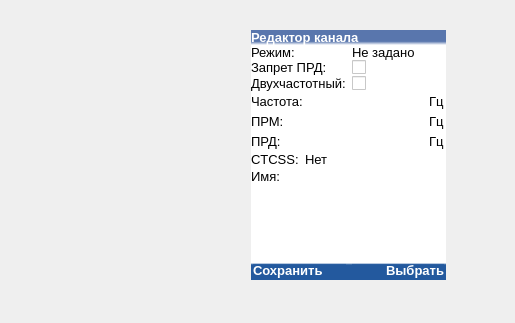
This is mainwindow.ui in COOLIRON2311/azart-p as Qt 5 draws it before an edit; both pictures show x 0 to 515 and y 180 to 503 of the 515 by 955 pixel window. The edited form follows.
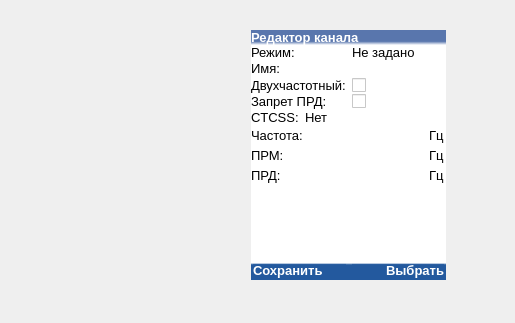
This is the edited form. The open tabs and pages were chosen to show the change. Icons and pictures are not drawn.

The edit to the form file:
```diff
--- a/mainwindow.ui
+++ b/mainwindow.ui
@@ -1140,7 +1140,7 @@
              <item>
               <widget class="QStackedWidget" name="channel_editor_states">
                <property name="currentIndex">
-                <number>1</number>
+                <number>2</number>
                </property>
                <widget class="QWidget" name="empty_state_page">
                 <layout class="QFormLayout" name="formLayout_4">
@@ -1652,7 +1652,485 @@
                  </item>
                 </layout>
                </widget>
-               <widget class="QWidget" name="page"/>
+               <widget class="QWidget" name="CHM50_page">
+                <layout class="QVBoxLayout" name="verticalLayout_23">
+                 <property name="spacing">
+                  <number>1</number>
+                 </property>
+                 <property name="leftMargin">
+                  <number>0</number>
+                 </property>
+                 <property name="topMargin">
+                  <number>0</number>
+                 </property>
+                 <property name="rightMargin">
+                  <number>0</number>
+                 </property>
+                 <property name="bottomMargin">
+                  <number>0</number>
+                 </property>
+                 <item>
+                  <layout class="QHBoxLayout" name="horizontalLayout_25">
+                   <property name="spacing">
+                    <number>6</number>
+                   </property>
+                   <item>
+                    <widget class="QLabel" name="label_46">
+                     <property name="sizePolicy">
+                      <sizepolicy hsizetype="Preferred" vsizetype="Fixed">
+                       <horstretch>0</horstretch>
+                       <verstretch>0</verstretch>
+                      </sizepolicy>
+                     </property>
+                     <property name="font">
+                      <font>
+                       <pointsize>10</pointsize>
+                      </font>
+                     </property>
+                     <property name="text">
+                      <string>Имя:</string>
+                     </property>
+                    </widget>
+                   </item>
+                   <item>
+                    <widget class="QLineEdit" name="channel_name_2">
+                     <property name="sizePolicy">
+                      <sizepolicy hsizetype="Expanding" vsizetype="Fixed">
+                       <horstretch>0</horstretch>
+                       <verstretch>0</verstretch>
+                      </sizepolicy>
+                     </property>
+                     <property name="font">
+                      <font>
+                       <pointsize>10</pointsize>
+                      </font>
+                     </property>
+                     <property name="styleSheet">
+                      <string notr="true"/>
+                     </property>
+                    </widget>
+                   </item>
+                  </layout>
+                 </item>
+                 <item>
+                  <layout class="QHBoxLayout" name="horizontalLayout_27">
+                   <property name="spacing">
+                    <number>6</number>
+                   </property>
+                   <property name="topMargin">
+                    <number>0</number>
+                   </property>
+                   <property name="bottomMargin">
+                    <number>0</number>
+                   </property>
+                   <item>
+                    <widget class="QLabel" name="label_48">
+                     <property name="sizePolicy">
+                      <sizepolicy hsizetype="Preferred" vsizetype="Fixed">
+                       <horstretch>0</horstretch>
+                       <verstretch>0</verstretch>
+                      </sizepolicy>
+                     </property>
+                     <property name="font">
+                      <font>
+                       <pointsize>10</pointsize>
+                      </font>
+                     </property>
+                     <property name="text">
+                      <string>Двухчастотный:</string>
+                     </property>
+                    </widget>
+                   </item>
+                   <item>
+                    <widget class="QCheckBox" name="dualfreq_2">
+                     <property name="styleSheet">
+                      <string notr="true"/>
+                     </property>
+                     <property name="text">
+                      <string/>
+                     </property>
+                    </widget>
+                   </item>
+                  </layout>
+                 </item>
+                 <item>
+                  <layout class="QHBoxLayout" name="horizontalLayout_22">
+                   <property name="spacing">
+                    <number>6</number>
+                   </property>
+                   <item>
+                    <widget class="QLabel" name="label_43">
+                     <property name="sizePolicy">
+                      <sizepolicy hsizetype="Preferred" vsizetype="Fixed">
+                       <horstretch>0</horstretch>
+                       <verstretch>0</verstretch>
+                      </sizepolicy>
+                     </property>
+                     <property name="font">
+                      <font>
+                       <pointsize>10</pointsize>
+                      </font>
+                     </property>
+                     <property name="text">
+                      <string>Запрет ПРД:</string>
+                     </property>
+                    </widget>
+                   </item>
+                   <item>
+                    <widget class="QCheckBox" name="is_forbidden_prd_2">
+                     <property name="text">
+                      <string/>
+                     </property>
+                    </widget>
+                   </item>
+                  </layout>
+                 </item>
+                 <item>
+                  <layout class="QHBoxLayout" name="horizontalLayout_26">
+                   <property name="spacing">
+                    <number>6</number>
+                   </property>
+                   <item>
+                    <widget class="QLabel" name="label_47">
+                     <property name="sizePolicy">
+                      <sizepolicy hsizetype="Fixed" vsizetype="Fixed">
+                       <horstretch>0</horstretch>
+                       <verstretch>0</verstretch>
+                      </sizepolicy>
+                     </property>
+                     <property name="minimumSize">
+                      <size>
+                       <width>48</width>
+                       <height>0</height>
+                      </size>
+                     </property>
+                     <property name="font">
+                      <font>
+                       <pointsize>10</pointsize>
+                      </font>
+                     </property>
+                     <property name="text">
+                      <string>CTCSS:</string>
+                     </property>
+                    </widget>
+                   </item>
+                   <item>
+                    <widget class="QLabel" name="ctcss_2">
+                     <property name="font">
+                      <font>
+                       <pointsize>10</pointsize>
+                      </font>
+                     </property>
+                     <property name="text">
+                      <string>Нет</string>
+                     </property>
+                    </widget>
+                   </item>
+                  </layout>
+                 </item>
+                 <item>
+                  <widget class="QWidget" name="widget_5" native="true">
+                   <layout class="QHBoxLayout" name="horizontalLayout_23">
+                    <property name="spacing">
+                     <number>6</number>
+                    </property>
+                    <property name="leftMargin">
+                     <number>0</number>
+                    </property>
+                    <property name="topMargin">
+                     <number>0</number>
+                    </property>
+                    <property name="rightMargin">
+                     <number>0</number>
+                    </property>
+                    <property name="bottomMargin">
+                     <number>0</number>
+                    </property>
+                    <item>
+                     <widget class="QLabel" name="label_44">
+                      <property name="sizePolicy">
+                       <sizepolicy hsizetype="Preferred" vsizetype="Fixed">
+                        <horstretch>0</horstretch>
+                        <verstretch>0</verstretch>
+                       </sizepolicy>
+                      </property>
+                      <property name="font">
+                       <font>
+                        <pointsize>10</pointsize>
+                       </font>
+                      </property>
+                      <property name="text">
+                       <string>Частота:</string>
+                      </property>
+                     </widget>
+                    </item>
+                    <item>
+                     <widget class="QWidget" name="channel_freq_full_2" native="true">
+                      <property name="maximumSize">
+                       <size>
+                        <width>139</width>
+                        <height>16777215</height>
+                       </size>
+                      </property>
+                      <property name="styleSheet">
+                       <string notr="true"/>
+                      </property>
+                      <layout class="QHBoxLayout" name="horizontalLayout_24">
+                       <property name="spacing">
+                        <number>0</number>
+                       </property>
+                       <property name="leftMargin">
+                        <number>1</number>
+                       </property>
+                       <property name="topMargin">
+                        <number>1</number>
+                       </property>
+                       <property name="rightMargin">
+                        <number>1</number>
+                       </property>
+                       <property name="bottomMargin">
+                        <number>1</number>
+                       </property>
+                       <item>
+                        <widget class="QLineEdit" name="channel_freq_2">
+                         <property name="font">
+                          <font>
+                           <pointsize>10</pointsize>
+                          </font>
+                         </property>
+                        </widget>
+                       </item>
+                       <item>
+                        <widget class="QLabel" name="label_45">
+                         <property name="sizePolicy">
+                          <sizepolicy hsizetype="Fixed" vsizetype="Fixed">
+                           <horstretch>0</horstretch>
+                           <verstretch>0</verstretch>
+                          </sizepolicy>
+                         </property>
+                         <property name="font">
+                          <font>
+                           <pointsize>10</pointsize>
+                          </font>
+                         </property>
+                         <property name="text">
+                          <string>Гц</string>
+                         </property>
+                        </widget>
+                       </item>
+                      </layout>
+                     </widget>
+                    </item>
+                   </layout>
+                  </widget>
+                 </item>
+                 <item>
+                  <widget class="QWidget" name="widget_10" native="true">
+                   <layout class="QHBoxLayout" name="horizontalLayout_28">
+                    <property name="spacing">
+                     <number>6</number>
+                    </property>
+                    <property name="leftMargin">
+                     <number>0</number>
+                    </property>
+                    <property name="topMargin">
+                     <number>0</number>
+                    </property>
+                    <property name="rightMargin">
+                     <number>0</number>
+                    </property>
+                    <property name="bottomMargin">
+                     <number>0</number>
+                    </property>
+                    <item>
+                     <widget class="QLabel" name="label_49">
+                      <property name="sizePolicy">
+                       <sizepolicy hsizetype="Preferred" vsizetype="Fixed">
+                        <horstretch>0</horstretch>
+                        <verstretch>0</verstretch>
+                       </sizepolicy>
+                      </property>
+                      <property name="font">
+                       <font>
+                        <pointsize>10</pointsize>
+                       </font>
+                      </property>
+                      <property name="text">
+                       <string>ПРМ:</string>
+                      </property>
+                     </widget>
+                    </item>
+                    <item>
+                     <widget class="QWidget" name="channel_prm_freq_full_2" native="true">
+                      <property name="maximumSize">
+                       <size>
+                        <width>139</width>
+                        <height>16777215</height>
+                       </size>
+                      </property>
+                      <property name="styleSheet">
+                       <string notr="true"/>
+                      </property>
+                      <layout class="QHBoxLayout" name="horizontalLayout_29">
+                       <property name="spacing">
+                        <number>0</number>
+                       </property>
+                       <property name="leftMargin">
+                        <number>1</number>
+                       </property>
+                       <property name="topMargin">
+                        <number>1</number>
+                       </property>
+                       <property name="rightMargin">
+                        <number>1</number>
+                       </property>
+                       <property name="bottomMargin">
+                        <number>1</number>
+                       </property>
+                       <item>
+                        <widget class="QLineEdit" name="channel_prm_freq_2">
+                         <property name="font">
+                          <font>
+                           <pointsize>10</pointsize>
+                          </font>
+                         </property>
+                         <property name="frame">
+                          <bool>false</bool>
+                         </property>
+                        </widget>
+                       </item>
+                       <item>
+                        <widget class="QLabel" name="label_50">
+                         <property name="sizePolicy">
+                          <sizepolicy hsizetype="Fixed" vsizetype="Fixed">
+                           <horstretch>0</horstretch>
+                           <verstretch>0</verstretch>
+                          </sizepolicy>
+                         </property>
+                         <property name="font">
+                          <font>
+                           <pointsize>10</pointsize>
+                          </font>
+                         </property>
+                         <property name="text">
+                          <string>Гц</string>
+                         </property>
+                        </widget>
+                       </item>
+                      </layout>
+                     </widget>
+                    </item>
+                   </layout>
+                  </widget>
+                 </item>
+                 <item>
+                  <widget class="QWidget" name="widget_11" native="true">
+                   <layout class="QHBoxLayout" name="horizontalLayout_30">
+                    <property name="spacing">
+                     <number>6</number>
+                    </property>
+                    <property name="leftMargin">
+                     <number>0</number>
+                    </property>
+                    <property name="topMargin">
+                     <number>0</number>
+                    </property>
+                    <property name="rightMargin">
+                     <number>0</number>
+                    </property>
+                    <property name="bottomMargin">
+                     <number>0</number>
+                    </property>
+                    <item>
+                     <widget class="QLabel" name="label_51">
+                      <property name="sizePolicy">
+                       <sizepolicy hsizetype="Preferred" vsizetype="Fixed">
+                        <horstretch>0</horstretch>
+                        <verstretch>0</verstretch>
+                       </sizepolicy>
+                      </property>
+                      <property name="font">
+                       <font>
+                        <pointsize>10</pointsize>
+                       </font>
+                      </property>
+                      <property name="text">
+                       <string>ПРД:</string>
+                      </property>
+                     </widget>
+                    </item>
+                    <item>
+                     <widget class="QWidget" name="channel_prd_freq_full_2" native="true">
+                      <property name="maximumSize">
+                       <size>
+                        <width>139</width>
+                        <height>16777215</height>
+                       </size>
+                      </property>
+                      <layout class="QHBoxLayout" name="horizontalLayout_31">
+                       <property name="spacing">
+                        <number>0</number>
+                       </property>
+                       <property name="leftMargin">
+                        <number>1</number>
+                       </property>
+                       <property name="topMargin">
+                        <number>1</number>
+                       </property>
+                       <property name="rightMargin">
+                        <number>1</number>
+                       </property>
+                       <property name="bottomMargin">
+                        <number>1</number>
+                       </property>
+                       <item>
+                        <widget class="QLineEdit" name="channel_prd_freq_2">
+                         <property name="font">
+                          <font>
+                           <pointsize>10</pointsize>
+                          </font>
+                         </property>
+                        </widget>
+                       </item>
+                       <item>
+                        <widget class="QLabel" name="label_52">
+                         <property name="sizePolicy">
+                          <sizepolicy hsizetype="Fixed" vsizetype="Fixed">
+                           <horstretch>0</horstretch>
+                           <verstretch>0</verstretch>
+                          </sizepolicy>
+                         </property>
+                         <property name="font">
+                          <font>
+                           <pointsize>10</pointsize>
+                          </font>
+                         </property>
+                         <property name="text">
+                          <string>Гц</string>
+                         </property>
+                        </widget>
+                       </item>
+                      </layout>
+                     </widget>
+                    </item>
+                   </layout>
+                  </widget>
+                 </item>
+                 <item>
+                  <spacer name="verticalSpacer_3">
+                   <property name="orientation">
+                    <enum>Qt::Vertical</enum>
+                   </property>
+                   <property name="sizeHint" stdset="0">
+                    <size>
+                     <width>20</width>
+                     <height>54</height>
+                    </size>
+                   </property>
+                  </spacer>
+                 </item>
+                </layout>
+               </widget>
               </widget>
              </item>
             </layout>
```
Left out of the diff: 2 changed lines with no effect on the pictures.
